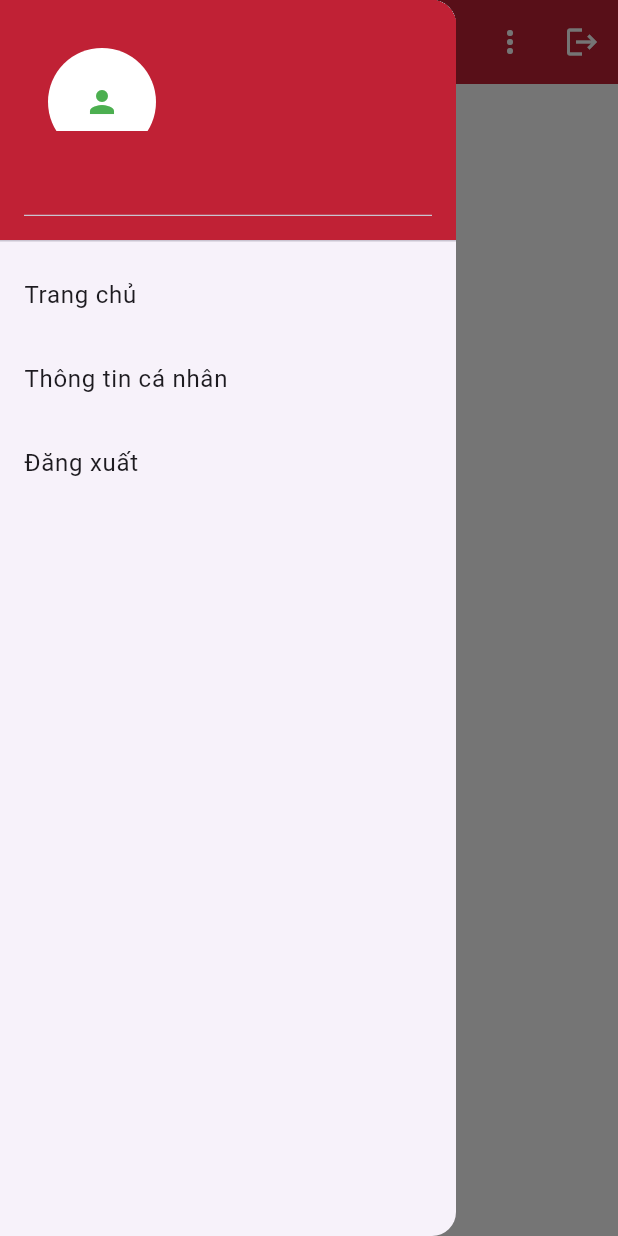
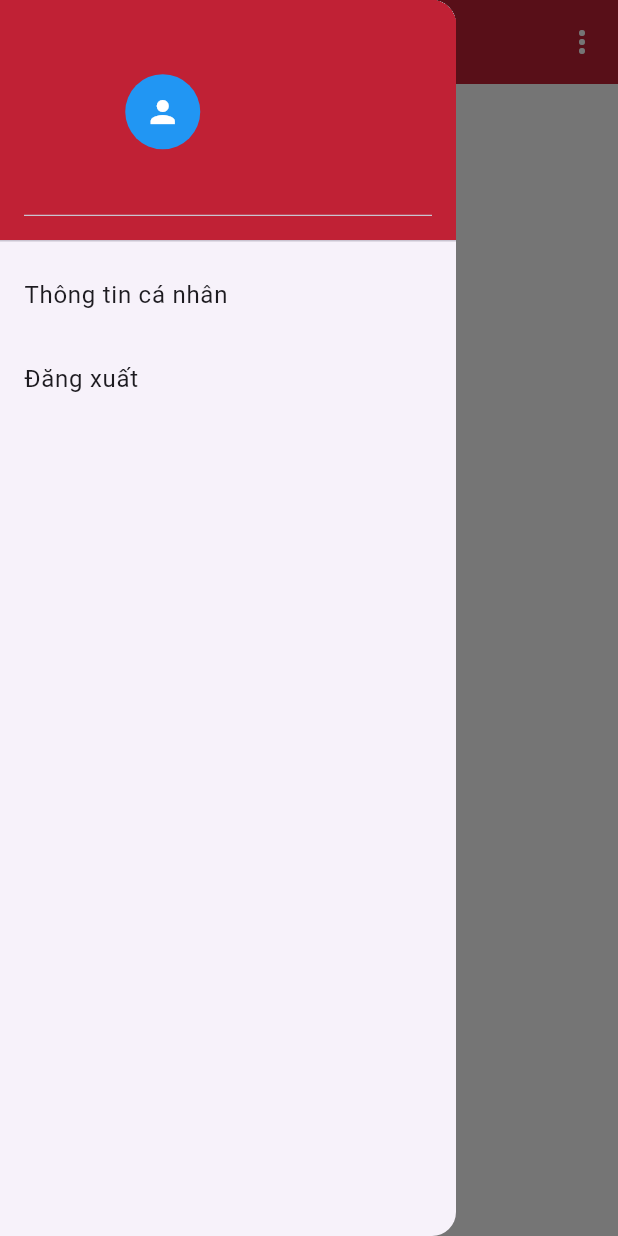
Before and after one commit to BD2020452915102002/IT4788-PTUDDNT, a Flutter app: the HomeScreenLec screen opened by its route, after a tap on the "menu" icon, on a phone screen of 412 x 824 dp. Run offline on Flutter 3.47's test engine with Material 3 defaults, Android fonts, the phone set to English and light mode, and no system bars; our stand-ins replace shared_preferences; accounts and stored records are empty.

Commit message:
update ui

```diff
--- a/lib/presentation/screens/lecturer/home_screen_lecture.dart
+++ b/lib/presentation/screens/lecturer/home_screen_lecture.dart
@@ -14,13 +14,13 @@ class _HomeScreenState extends State<HomeScreenLec> {
   final GlobalKey<ScaffoldState> _scaffoldKey =
       GlobalKey<ScaffoldState>(); // Khai báo key
   List<dynamic> _classList = [];
-  ValueNotifier<List<dynamic>> _classListHidden = ValueNotifier([]);
+  final ValueNotifier<List<dynamic>> _classListHidden = ValueNotifier([]);
   List<dynamic> _classListShow = [];
   bool _isLoading = true;
   String _errorMessage = '';
   String hoTen = '';
   String userName = '';
-  late String avata ;
+  late String avata;
 
   @override
   void initState() {
@@ -58,14 +58,14 @@ class _HomeScreenState extends State<HomeScreenLec> {
         String ho = userData['ho'] ?? '';
         String ten = userData['ten'] ?? '';
         String avatarURL = userData['avatar'] ?? '';
-        String user_name = userData['user_name'] ?? '';
+        String userNamekkk = userData['user_name'] ?? '';
 
         setState(() {
           _classList = classList;
           _isLoading = false;
           hoTen = '$ho $ten';
           avata = avatarURL;
-          userName = user_name;
+          userName = userNamekkk;
         });
         _updateVisibleClasses();
       } else {
@@ -92,7 +92,7 @@ class _HomeScreenState extends State<HomeScreenLec> {
             builder: (BuildContext context, StateSetter setState) {
               return SizedBox(
                 width: MediaQuery.of(context).size.width * 0.8,
-                child: ListView.builder(
+                child: _classList.isNotEmpty ? ListView.builder(
                   shrinkWrap: true,
                   itemCount: _classList.length,
                   itemBuilder: (context, index) {
@@ -115,11 +115,10 @@ class _HomeScreenState extends State<HomeScreenLec> {
                                   ..add(classData);
                           }
                         });
-                        _classListHidden.notifyListeners();
                       },
                     );
                   },
-                ),
+                ): const Text('Oh no!')
               );
             },
           ),
@@ -177,7 +176,7 @@ class _HomeScreenState extends State<HomeScreenLec> {
   @override
   Widget build(BuildContext context) {
     return Scaffold(
-      key: _scaffoldKey, // Thêm key vào Scaffold
+      key: _scaffoldKey,
       appBar: AppBar(
         leading: IconButton(
           icon: const Icon(Icons.menu, color: Colors.white),
@@ -199,10 +198,6 @@ class _HomeScreenState extends State<HomeScreenLec> {
             icon: const Icon(Icons.more_vert, color: Colors.white),
             onPressed: _showMoreOptions,
           ),
-          IconButton(
-            onPressed: _logout,
-            icon: const Icon(Icons.logout, color: Colors.white),
-          ),
         ],
         backgroundColor: AppColors.primary,
       ),
@@ -214,10 +209,17 @@ class _HomeScreenState extends State<HomeScreenLec> {
         itemCount: _classListShow.length,
         itemBuilder: (context, index) {
           final classData = _classListShow[index];
-                    return Card(
+          return GestureDetector(
+            onTap: () {
+              Navigator.pushNamed(
+                context,
+                '/class-detail',
+                arguments: classData,
+              );
+            },
+            child: Card(
               elevation: 4,
-                      margin: const EdgeInsets.symmetric(
-                          horizontal: 16, vertical: 8),
+              margin: const EdgeInsets.symmetric(horizontal: 16, vertical: 8),
               shape: RoundedRectangleBorder(
                 borderRadius: BorderRadius.circular(12),
               ),
@@ -260,6 +262,7 @@ class _HomeScreenState extends State<HomeScreenLec> {
                   ],
                 ),
               ),
+            ),
           );
         },
       ),
@@ -275,20 +278,36 @@ class _HomeScreenState extends State<HomeScreenLec> {
                 decoration: const BoxDecoration(
                   color: AppColors.primary,
                 ),
-                accountName: Text(hoTen ),
-                accountEmail: Text(userName),
-                currentAccountPicture: const CircleAvatar(
-                  backgroundColor: Colors.white,
+                accountEmail: const Text(''),
+                // keep blank text because email is required
+                accountName: Row(
+                  mainAxisAlignment: MainAxisAlignment.spaceAround,
+                  children: <Widget>[
+                    Container(
+                      width: 50,
+                      height: 50,
+                      decoration: const BoxDecoration(shape: BoxShape.circle),
+                      child: const CircleAvatar(
+                        backgroundColor: Colors.blue,
                         child: Icon(
                           Icons.person,
-                    color: Colors.green,
+                          color: Colors.white,
                         ),
                       ),
                     ),
+                     Column(
+                      mainAxisAlignment: MainAxisAlignment.center,
+                      children: <Widget>[
+                        Text(hoTen, style: const TextStyle(
+                          fontSize: 18,
+                          fontWeight: FontWeight.bold
+                        ),),
+                        Text(userName),
+                      ],
                     ),
-            ListTile(
-              title: const Text('Trang chủ'),
-              onTap: () {},
+                  ],
+                ),
+              ),
             ),
             ListTile(
               title: const Text('Thông tin cá nhân'),
--- a/lib/routes/app_routes.dart
+++ b/lib/routes/app_routes.dart
@@ -1,5 +1,6 @@
 import 'package:flutter/material.dart';
 import 'package:ptuddnt/presentation/screens/forgot_password_screen.dart';
+import 'package:ptuddnt/presentation/screens/lecturer/class/detail_class_screen.dart';
 import 'package:ptuddnt/presentation/screens/student/home_screen_student.dart';
 import 'package:ptuddnt/presentation/screens/splash_screen.dart';
 import 'package:ptuddnt/presentation/screens/login_screen.dart';
@@ -13,6 +14,10 @@ class AppRoutes {
     '/home-student': (context) => const HomeScreen(),
     '/home-lecturer': (context) => const HomeScreenLec(),
 
+    '/class-detail': (context) {
+      final classData = ModalRoute.of(context)!.settings.arguments as Map<String, dynamic>;
+      return DetailClassScreen(classData: classData);
+    },
     '/register': (context) => const RegisterScreen(),
     '/forgot-password': (context) => const ForgotPasswordScreen(),
   };
```
Also changed, not shown: lib/presentation/screens/lecturer/class/detail_class_screen.dart (added, +123 -0 lines). Lines whose indentation alone changed are shown as unchanged.
